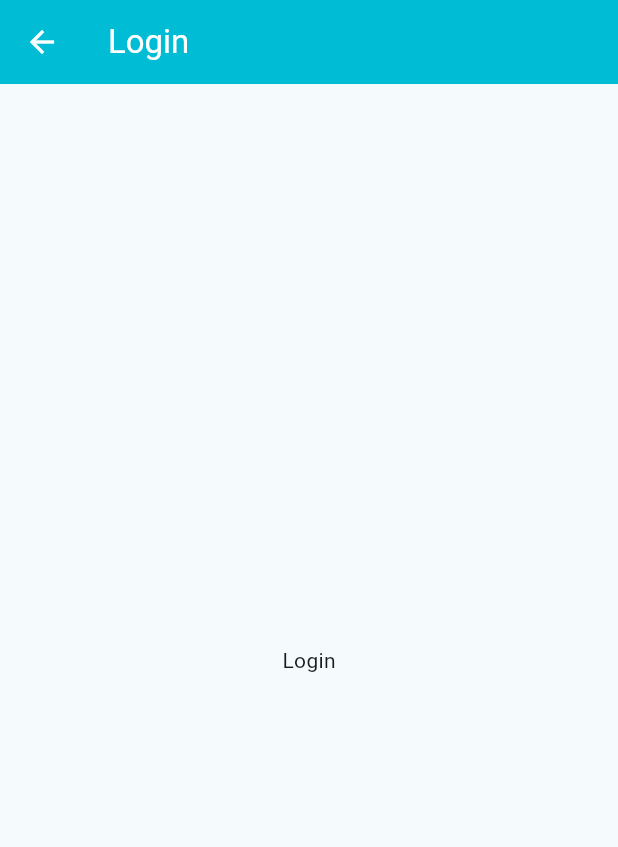
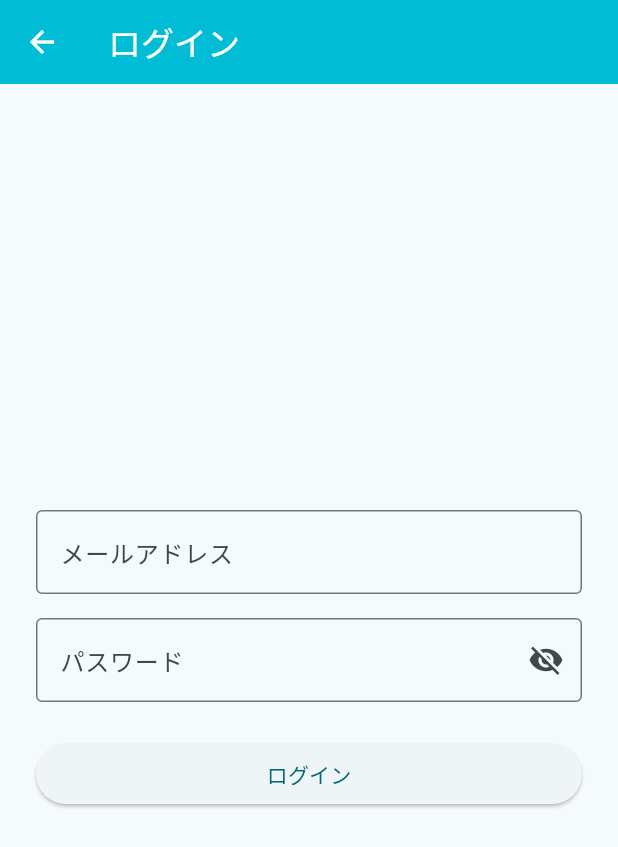
Before and after one commit to sawa-pascal/flutter-learning, a Flutter app: the MyHomePage screen opened directly, after a tap on "ログイン", on a phone screen of 412 x 824 dp. Shown: the top 847 px of the screen. Run offline on Flutter 3.47's test engine with Material 3 defaults, Android fonts, the phone set to English and light mode, and no system bars; network calls fail.

Commit message:
ログイン画面の通信処理部分実装

```diff
--- a/flutter_application_ec_site/lib/login.dart
+++ b/flutter_application_ec_site/lib/login.dart
@@ -1,13 +1,123 @@
 import 'package:flutter/material.dart';
 
-class Login extends StatelessWidget {
+import 'http.dart';
+
+class Login extends StatefulWidget {
   const Login({super.key});
+
+  @override
+  State<Login> createState() => _LoginState();
+}
+
+class _LoginState extends State<Login> {
+  final _formKey = GlobalKey<FormState>();
+  final _emailController = TextEditingController();
+  final _passwordController = TextEditingController();
+  bool _obscureText = true;
+  bool _isLoading = false;
+
+  // ItemHttpClientのインスタンス
+  final ItemHttpClient _itemHttpClient = ItemHttpClient();
+
+  @override
+  void dispose() {
+    _emailController.dispose();
+    _passwordController.dispose();
+    super.dispose();
+  }
+
+  void _login() async {
+    if (_formKey.currentState!.validate()) {
+      setState(() {
+        _isLoading = true;
+      });
+      await _itemHttpClient.fetchLogin(
+        _emailController.text,
+        _passwordController.text,
+      );
+      setState(() {
+        _isLoading = false;
+      });
+      // 成功時の処理（例: ホーム画面へ遷移）
+      ScaffoldMessenger.of(
+        context,
+      ).showSnackBar(const SnackBar(content: Text('ログイン成功')));
+      Navigator.pop(context);
+    }
+  }
 
   @override
   Widget build(BuildContext context) {
     return Scaffold(
-      appBar: AppBar(title: const Text('Login')),
-      body: const Center(child: Text('Login')),
+      appBar: AppBar(title: const Text('ログイン')),
+      body: Center(
+        child: SingleChildScrollView(
+          padding: const EdgeInsets.all(24.0),
+          child: Form(
+            key: _formKey,
+            child: Column(
+              mainAxisSize: MainAxisSize.min,
+              children: [
+                TextFormField(
+                  controller: _emailController,
+                  keyboardType: TextInputType.emailAddress,
+                  decoration: const InputDecoration(
+                    labelText: 'メールアドレス',
+                    border: OutlineInputBorder(),
+                  ),
+                  validator: (value) {
+                    if (value == null || value.isEmpty) {
+                      return 'メールアドレスを入力してください';
+                    }
+                    if (!RegExp(r'^[^@]+@[^@]+').hasMatch(value)) {
+                      return '有効なメールアドレスを入力してください';
+                    }
+                    return null;
+                  },
+                ),
+                const SizedBox(height: 16),
+                TextFormField(
+                  controller: _passwordController,
+                  obscureText: _obscureText,
+                  decoration: InputDecoration(
+                    labelText: 'パスワード',
+                    border: const OutlineInputBorder(),
+                    suffixIcon: IconButton(
+                      icon: Icon(
+                        _obscureText ? Icons.visibility_off : Icons.visibility,
+                      ),
+                      onPressed: () {
+                        setState(() {
+                          _obscureText = !_obscureText;
+                        });
+                      },
+                    ),
+                  ),
+                  validator: (value) {
+                    if (value == null || value.isEmpty) {
+                      return 'パスワードを入力してください';
+                    }
+                    if (value.length < 4) {
+                      return '4文字以上で入力してください';
+                    }
+                    return null;
+                  },
+                ),
+                const SizedBox(height: 24),
+                _isLoading
+                    ? const CircularProgressIndicator()
+                    : SizedBox(
+                        width: double.infinity,
+                        child: ElevatedButton(
+                          onPressed: _login,
+                          child: const Text('ログイン'),
+                        ),
+                      ),
+              ],
+            ),
+          ),
+        ),
+      ),
     );
   }
 }
```
Also changed, not shown: flutter_application_ec_site/lib/http.dart (+19 -0 lines).
